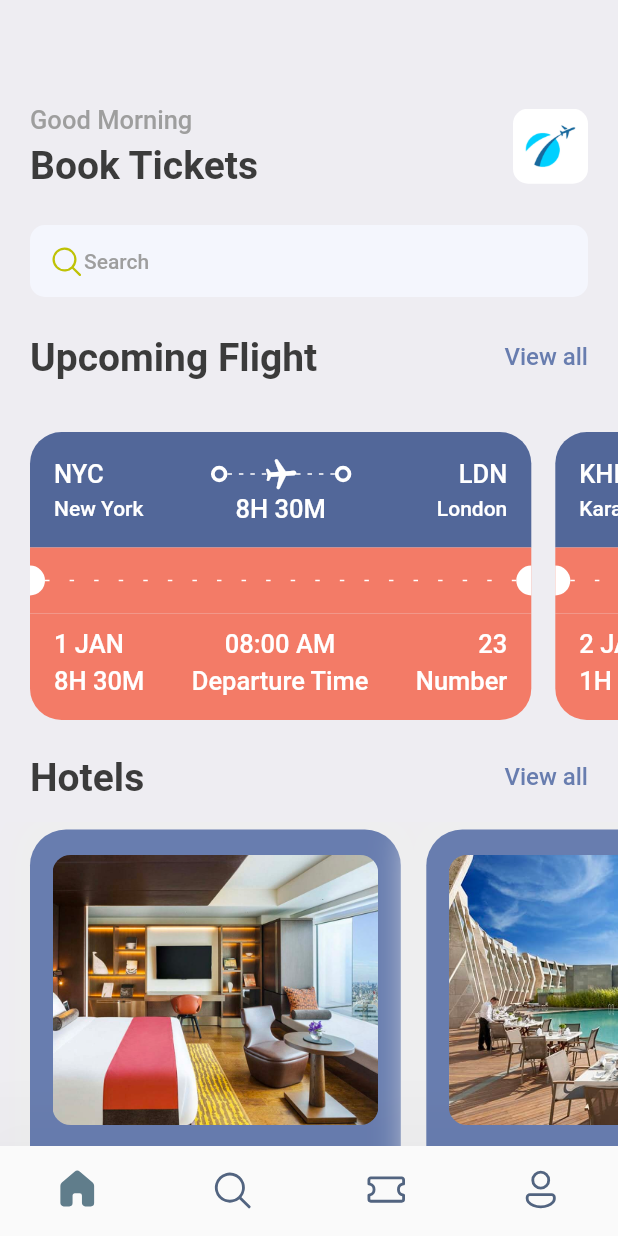
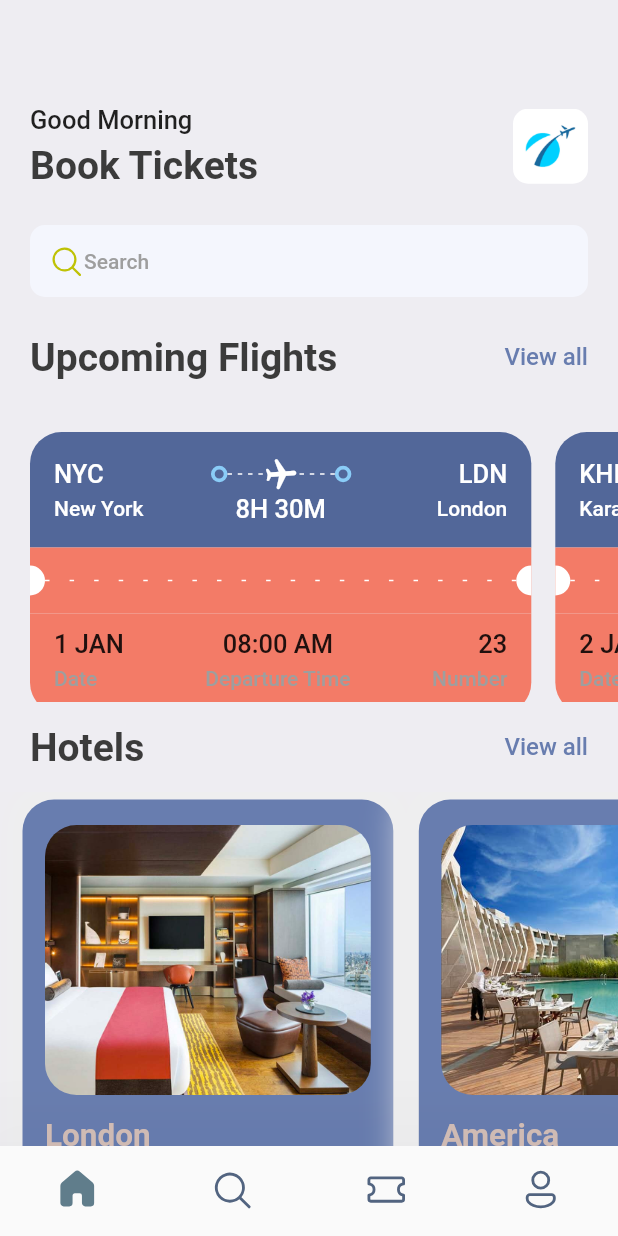
Before and after one commit to Hahsamkhan900/FlightBookingApp, a Flutter app: the screen it shows after launch, on a phone screen of 412 x 824 dp. Run offline on Flutter 3.47's test engine with Material 2 defaults, Android fonts, the phone set to English and light mode, and no system bars; our stand-ins replace fluentui_icons, gap, get.

Commit message:
Ticket View Complete with Dynamic Data and with Get using with Screen Size

```diff
--- a/lib/Screens/bottom_bar.dart
+++ b/lib/Screens/bottom_bar.dart
@@ -1,4 +1,6 @@
 import 'package:flightbookingapp/Screens/home_screen.dart';
+import 'package:flightbookingapp/Screens/search_screen.dart';
+import 'package:flightbookingapp/Screens/ticket_screen.dart';
 import 'package:fluentui_icons/fluentui_icons.dart';
 import 'package:flutter/material.dart';
 import 'package:flutter/cupertino.dart';
@@ -20,8 +22,8 @@ class _BottomBarState extends State<BottomBar> {
   //Initialize the List which we have to Call on the Bottom Bar Tap
   static final List<Widget>_widgetOptions = <Widget>[
     const HomePage(),
-    const Text("Search"),
-    const Text("Ticket"),
+    const SearchScreen(),
+    const TicketScreen(),
     const Text("Profile"),
   ];
 
--- a/lib/Screens/home_screen.dart
+++ b/lib/Screens/home_screen.dart
@@ -1,7 +1,9 @@
 import 'package:flightbookingapp/Screens/hotel_screen.dart';
 import 'package:flightbookingapp/Screens/ticket_view.dart';
 import 'package:flightbookingapp/utils/app_info_list.dart';
+import 'package:flightbookingapp/utils/app_layout.dart';
 import 'package:flightbookingapp/utils/app_styles.dart';
+import 'package:flightbookingapp/utils/double_text_widget.dart';
 import 'package:fluentui_icons/fluentui_icons.dart';
 import 'package:flutter/material.dart';
 import 'package:flutter/cupertino.dart';
@@ -22,10 +24,10 @@ class HomePage extends StatelessWidget {
       body: ListView(
         children: [
           Container(
-            padding: const EdgeInsets.all(20),
+            padding: EdgeInsets.all(AppLayout.getHeigh(20)),
             child: Column(
               children: [
-                const Gap(50),
+                Gap(AppLayout.getHeigh(50)),
                 Row(
                   mainAxisAlignment: MainAxisAlignment.spaceBetween,
                   children: [
@@ -37,7 +39,7 @@ class HomePage extends StatelessWidget {
                           style: Styles.headlineTextStyle3,
 
                         ),
-                        const Gap(5),
+                        Gap(AppLayout.getHeigh(5)),
                         Text(
                             "Book Tickets",
                           style: Styles.headlineTextStyle1,
@@ -46,7 +48,7 @@ class HomePage extends StatelessWidget {
                     ),
                     Container(
                       width: 50,
-                      height: 50,
+                      height: AppLayout.getHeigh(50),
                       decoration: BoxDecoration(
                         borderRadius: BorderRadius.circular(10),
                         image: const DecorationImage(
@@ -57,7 +59,7 @@ class HomePage extends StatelessWidget {
                     )
                   ],
                 ),
-                const Gap(25),
+                Gap(AppLayout.getHeigh(25)),
                 Container(
                   decoration: BoxDecoration(
                     borderRadius: BorderRadius.circular(10),
@@ -74,32 +76,15 @@ class HomePage extends StatelessWidget {
                     ],
                   ),
                 ),
-                const Gap(25),
-                Row(
-                  mainAxisAlignment: MainAxisAlignment.spaceBetween,
-                  children: [
-                    Text(
-                        "Upcoming Flight",
-                      style: Styles.headlineTextStyle1,
-                    ),
-                    InkWell(
-                      onTap: (){
-                        print("You are tapped");
-                      },
-                      child: Text(
-                        "View all",
-                        style: Styles.textStyle.copyWith(color: Styles.primaryColor),
-                      ))
-                  ],
-                ),
-
+                Gap(AppLayout.getHeigh(25)),
+                const AppDoubleTextWidget(bigText: "Upcoming Flights", smallText: "View all"),
 
 
               ],
 
             ),
           ),
-          const Gap(15),
+          Gap(AppLayout.getHeigh(15)),
           SingleChildScrollView(
             scrollDirection: Axis.horizontal,
             padding:const EdgeInsets.only(left: 20),
@@ -107,31 +92,15 @@ class HomePage extends StatelessWidget {
               children: TicketList.map((ticketList) => TicketView(ticketList: ticketList)).toList()
             ),
           ),
-          const Gap(15),
+          Gap(AppLayout.getHeigh(15)),
           Container(
-            padding: EdgeInsets.symmetric(horizontal: 20),
-            child: Row(
-              mainAxisAlignment: MainAxisAlignment.spaceBetween,
-              children: [
-                Text(
-                  "Hotels",
-                  style: Styles.headlineTextStyle1,
-                ),
-                InkWell(
-                    onTap: (){
-                      print("You are tapped");
-                    },
-                    child: Text(
-                      "View all",
-                      style: Styles.textStyle.copyWith(color: Styles.primaryColor),
-                    ))
-              ],
-            ),
+            padding: EdgeInsets.symmetric(horizontal: AppLayout.getWidth(20)),
+            child: const AppDoubleTextWidget(bigText: "Hotels", smallText: "View all"),
           ),
-          const Gap(15),
+          Gap(AppLayout.getHeigh(15)),
           SingleChildScrollView(
             scrollDirection: Axis.horizontal,
-            padding:const EdgeInsets.only(left: 20),
+            padding: EdgeInsets.only(left: AppLayout.getWidth(15)),
             child: Row(
               children: HotelList.map((singleHotel) => HotelScreen(hotel: singleHotel)).toList()
             ),
--- a/lib/Screens/hotel_screen.dart
+++ b/lib/Screens/hotel_screen.dart
@@ -4,6 +4,8 @@ import 'package:flutter/material.dart';
 import 'package:gap/gap.dart';
 
 class HotelScreen extends StatelessWidget {
+
+
 
   final Map<String, dynamic> hotel;
   const HotelScreen({Key? key, required this.hotel}) : super(key: key);
@@ -13,18 +15,19 @@ class HotelScreen extends StatelessWidget {
 
     final size = AppLayout.getSize(context);
     return Container(
+
       width: size.width*0.6,
-      height: 350,
+      height: AppLayout.getHeigh(350),
       padding: const EdgeInsets.symmetric(horizontal: 15, vertical: 17),
-      margin: const EdgeInsets.only(right: 17, top: 5),
+      margin: const EdgeInsets.only(right: 17, top: 5, bottom: 10),
       decoration: BoxDecoration(
         color: Styles.primaryColor,
-        borderRadius: BorderRadius.circular(24),
+        borderRadius: BorderRadius.circular(AppLayout.getHeigh(21)),
         boxShadow: [
           BoxShadow(
             color: Colors.grey.shade200,
-            blurRadius: 20,
-            spreadRadius: 10
+            blurRadius: AppLayout.getHeigh(20),
+            spreadRadius: AppLayout.getHeigh(10)
           )
         ]
       ),
@@ -32,9 +35,9 @@ class HotelScreen extends StatelessWidget {
         crossAxisAlignment: CrossAxisAlignment.start,
         children: [
           Container(
-            height: 180,
+            height: AppLayout.getHeigh(180),
             decoration: BoxDecoration(
-              borderRadius: BorderRadius.circular(12),
+              borderRadius: BorderRadius.circular(AppLayout.getHeigh(21)),
               color: Styles.primaryColor,
               image: DecorationImage(
                 fit: BoxFit.cover,
--- a/lib/Screens/ticket_view.dart
+++ b/lib/Screens/ticket_view.dart
@@ -1,14 +1,19 @@
 import 'package:flightbookingapp/utils/app_layout.dart';
 import 'package:flightbookingapp/utils/app_styles.dart';
+import 'package:flightbookingapp/utils/layout_builder_widget.dart';
+import 'package:flightbookingapp/utils/ticket_column_info.dart';
 import 'package:flightbookingapp/widgets/thick_container.dart';
 import 'package:flutter/material.dart';
 import 'package:gap/gap.dart';
+import 'package:get/get.dart';
 
 class TicketView extends StatelessWidget {
 
   final Map<String, dynamic> ticketList;
 
-  const TicketView({Key? key, required this.ticketList}) : super(key: key);
+  final bool? isColor;
+
+  const TicketView({Key? key, required this.ticketList, this.isColor}) : super(key: key);
 
   @override
   Widget build(BuildContext context) {
@@ -16,7 +21,7 @@ class TicketView extends StatelessWidget {
 
     return SizedBox(
       width: size.width*0.85,
-      height: AppLayout.getHeigh(200),
+      height: AppLayout.getHeigh(GetPlatform.isAndroid==true?180:190),
       child: Container(
         margin: EdgeInsets.only(right: AppLayout.getHeigh(16)),
         child: Column(
@@ -26,7 +31,7 @@ class TicketView extends StatelessWidget {
             * */
             Container(
               decoration: BoxDecoration(
-                color: Styles.flightCardTop,
+                color: isColor == null? Styles.flightCardTop: Styles.whiteColor,
                 borderRadius: BorderRadius.only(
                     topLeft: Radius.circular(AppLayout.getHeigh(21)),
                     topRight: Radius.circular(AppLayout.getHeigh(21))),
@@ -37,54 +42,35 @@ class TicketView extends StatelessWidget {
                   Row(
                     children: [
                       Text(ticketList['from']['code'],
-                          style: Styles.headlineTextStyle3
-                              .copyWith(color: Colors.white)),
+                          style: isColor == null? Styles.headlineTextStyle3
+                              .copyWith(color: Colors.white): Styles.headlineTextStyle3,
+
+                      ),
                       Expanded(child: Container()),
                       // const Spacer(),
-                      const ThickContainer(),
+                      const ThickContainer(isColor:true),
                       Expanded(
                         child: Stack(
                           children: [
                             SizedBox(
                               height: AppLayout.getHeigh(24),
-                              child: LayoutBuilder(
-                                builder: (BuildContext context,
-                                    BoxConstraints constraints) {
-                                  print(
-                                      "The Width is ${constraints.constrainWidth()}");
-                                  return Flex(
-                                      direction: Axis.horizontal,
-                                      mainAxisAlignment:
-                                          MainAxisAlignment.spaceBetween,
-                                      mainAxisSize: MainAxisSize.max,
-                                      children: List.generate(
-                                          (constraints.constrainWidth() / 7)
-                                              .floor(),
-                                          (index) => SizedBox(
-                                              width: AppLayout.getWidth(3),
-                                              height: AppLayout.getHeigh(1),
-                                              child: DecoratedBox(
-                                                decoration: BoxDecoration(
-                                                    color: Styles.whiteColor),
-                                              ))));
-                                },
-                              ),
+                              child:const LayoutBuilderWidget(sections: 6),
                             ),
                             Center(
                                 child: Transform.rotate(
                                     angle: 1.5,
-                                    child: const Icon(
+                                    child: Icon(
                                       Icons.local_airport_rounded,
-                                      color: Colors.white,
+                                      color: isColor==null?Colors.white:Styles.ticketBlue,
                                     ))),
                           ],
                         ),
                       ),
-                      const ThickContainer(),
+                      const ThickContainer(isColor: true),
                       const Spacer(),
                       Text(ticketList['to']['code'],
-                          style: Styles.headlineTextStyle3
-                              .copyWith(color: Colors.white))
+                          style: isColor==null? Styles.headlineTextStyle3
+                              .copyWith(color: Colors.white):Styles.headlineTextStyle3)
                     ],
                   ),
                   Gap(AppLayout.getHeigh(1)),
@@ -95,20 +81,20 @@ class TicketView extends StatelessWidget {
                         width: AppLayout.getWidth(100),
                         child: Text(
                           ticketList['from']['name'],
-                          style: Styles.headlineTextStyle4
-                              .copyWith(color: Styles.whiteColor),
+                          style: isColor==null? Styles.headlineTextStyle4
+                              .copyWith(color: Styles.whiteColor):Styles.headlineTextStyle4,
                         ),
                       ),
                       Text(ticketList['flying_time'],
-                          style: Styles.headlineTextStyle3
-                              .copyWith(color: Colors.white)),
+                          style: isColor==null? Styles.headlineTextStyle3
+                              .copyWith(color: Colors.white):Styles.headlineTextStyle3),
                       SizedBox(
                         width: AppLayout.getWidth(100),
                         child: Text(
                           ticketList['to']['name'],
                           textAlign: TextAlign.end,
-                          style: Styles.headlineTextStyle4
-                              .copyWith(color: Styles.whiteColor),
+                          style: isColor == null?  Styles.headlineTextStyle4
+                              .copyWith(color: Styles.whiteColor): Styles.headlineTextStyle4,
                         ),
                       ),
                     ],
@@ -122,7 +108,7 @@ class TicketView extends StatelessWidget {
             Container(
 
               padding: EdgeInsets.only(top: AppLayout.getHeigh(10), bottom: AppLayout.getHeigh(10)),
-              color: Styles.orangeColor,
+              color: isColor==null? Styles.orangeColor: Styles.whiteColor,
               child: Row(
                 mainAxisAlignment: MainAxisAlignment.spaceBetween,
                 children: [
@@ -131,7 +117,7 @@ class TicketView extends StatelessWidget {
                     width: AppLayout.getWidth(10),
                     child: DecoratedBox(
                       decoration: BoxDecoration(
-                          color: Styles.whiteColor,
+                          color: isColor==null? Styles.whiteColor: Colors.white,
                           borderRadius: BorderRadius.only(
                               topRight: Radius.circular(AppLayout.getHeigh(10)),
                               bottomRight: Radius.circular(AppLayout.getHeigh(10)))),
@@ -160,7 +146,7 @@ class TicketView extends StatelessWidget {
                                           height: AppLayout.getHeigh(1),
                                           child: DecoratedBox(
                                             decoration: BoxDecoration(
-                                                color: Styles.whiteColor),
+                                                color: isColor==null? Styles.whiteColor:  Colors.grey.shade300),
                                           ),
                                       ),
                                   ),
@@ -176,7 +162,7 @@ class TicketView extends StatelessWidget {
                     width: AppLayout.getWidth(10),
                     child: DecoratedBox(
                       decoration: BoxDecoration(
-                          color: Styles.whiteColor,
+                          color: isColor==null? Styles.whiteColor: Styles.whiteColor,
                           borderRadius: BorderRadius.only(
                               topLeft: Radius.circular(AppLayout.getHeigh(10)),
                               bottomLeft: Radius.circular(AppLayout.getHeigh(10)))),
@@ -190,10 +176,10 @@ class TicketView extends StatelessWidget {
             * */
             Container(
               decoration: BoxDecoration(
-                color: Styles.orangeColor,
+                color: isColor==null? Styles.orangeColor: Styles.whiteColor,
                 borderRadius: BorderRadius.only(
-                    bottomLeft: Radius.circular(AppLayout.getHeigh(21)),
-                    bottomRight: Radius.circular(AppLayout.getHeigh(21))),
+                    bottomLeft: Radius.circular(AppLayout.getHeigh(isColor==null?21:0)),
+                    bottomRight: Radius.circular(AppLayout.getHeigh(isColor==null?21:0))),
               ),
               padding: EdgeInsets.fromLTRB(AppLayout.getHeigh(16), AppLayout.getHeigh(10), AppLayout.getHeigh(16), AppLayout.getHeigh(16) ),
               child: Column(
@@ -201,29 +187,24 @@ class TicketView extends StatelessWidget {
                   Row(
                     mainAxisAlignment: MainAxisAlignment.spaceBetween,
                     children: [
-                      Column(
-                        crossAxisAlignment: CrossAxisAlignment.start,
-                        children: [
-                          Text(ticketList['date'], style: Styles.headlineTextStyle3.copyWith(color: Styles.whiteColor)),
-                          Gap(AppLayout.getHeigh(5)),
-                          Text(ticketList['flying_time'], style: Styles.headlineTextStyle3.copyWith(color: Styles.whiteColor),),
-                         ],
+                      TicketColumnInfo(
+                          text1: ticketList['date'],
+                          text2: "Date",
+                          alignment: CrossAxisAlignment.start,
+                        isColor: false,
+
                       ),
-                      Column(
-                        crossAxisAlignment: CrossAxisAlignment.center,
-                          children: [
-                            Text(ticketList['departure_time'], style: Styles.headlineTextStyle3.copyWith(color: Styles.whiteColor),),
-                            Gap(AppLayout.getHeigh(5)),
-                            Text("Departure Time", style: Styles.headlineTextStyle3.copyWith(color: Styles.whiteColor),)
-                          ],
+                      TicketColumnInfo(
+                          text1: ticketList['departure_time'],
+                          text2: "Departure Time",
+                          alignment: CrossAxisAlignment.center,
+                        isColor: false,
                       ),
-                      Column(
-                        crossAxisAlignment: CrossAxisAlignment.end,
-                        children: [
-                          Text(ticketList['seat_number'].toString(), style: Styles.headlineTextStyle3.copyWith(color: Styles.whiteColor),),
-                          Gap(AppLayout.getHeigh(5)),
-                          Text("Number", style: Styles.headlineTextStyle3.copyWith(color: Styles.whiteColor),)
-                        ],
+                      TicketColumnInfo(
+                          text1: ticketList['seat_number'].toString(),
+                          text2: "Number",
+                          alignment: CrossAxisAlignment.end,
+                        isColor: false,
                       ),
                     ],
                   )
--- a/lib/utils/app_styles.dart
+++ b/lib/utils/app_styles.dart
@@ -12,10 +12,11 @@ class Styles {
   static Color flightCardTop = const Color(0xFF526799);
   static Color whiteColor = const Color(0xFFFFFFFF);
   static Color kakiColor = const Color(0xFFd2bdb6);
+  static Color ticketBlue = const Color(0xFF8ACCF7);
   static TextStyle textStyle = TextStyle(fontSize: 16, fontWeight: FontWeight.w500, color: textColor);
   static TextStyle headlineTextStyle1 = TextStyle(fontSize: 26, fontWeight: FontWeight.bold, color: textColor);
   static TextStyle headlineTextStyle2 = TextStyle(fontSize: 21, fontWeight: FontWeight.bold, color: textColor);
-  static TextStyle headlineTextStyle3 = TextStyle(fontSize: 17, fontWeight: FontWeight.w500, color: Colors.grey.shade500);
+  static TextStyle headlineTextStyle3 = TextStyle(fontSize: 17, fontWeight: FontWeight.w500);
   static TextStyle headlineTextStyle4 = TextStyle(fontSize: 14, fontWeight: FontWeight.w500, color: Colors.grey.shade500);
 
 
--- /dev/null
+++ b/lib/utils/double_text_widget.dart
@@ -0,0 +1,32 @@
+import 'package:flutter/material.dart';
+import 'app_styles.dart';
+
+
+
+class AppDoubleTextWidget extends StatelessWidget {
+
+  final String bigText;
+  final String smallText;
+  const AppDoubleTextWidget({Key? key, required this.bigText, required this.smallText}) : super(key: key);
+
+  @override
+  Widget build(BuildContext context) {
+    return Row(
+      mainAxisAlignment: MainAxisAlignment.spaceBetween,
+      children: [
+        Text(
+          bigText,
+          style: Styles.headlineTextStyle1,
+        ),
+        InkWell(
+            onTap: (){
+              print("You are tapped");
+            },
+            child: Text(
+              smallText,
+              style: Styles.textStyle.copyWith(color: Styles.primaryColor),
+            ))
+      ],
+    );
+  }
+}
--- /dev/null
+++ b/lib/utils/layout_builder_widget.dart
@@ -0,0 +1,36 @@
+import 'package:flightbookingapp/utils/app_layout.dart';
+import 'package:flutter/material.dart';
+import 'app_styles.dart';
+
+class LayoutBuilderWidget extends StatelessWidget {
+
+  final bool? isColor;
+  final int sections;
+  const LayoutBuilderWidget({Key? key, required this.sections, this.isColor}) : super(key: key);
+
+  @override
+  Widget build(BuildContext context) {
+    return LayoutBuilder(
+      builder: (BuildContext context,
+          BoxConstraints constraints) {
+        print(
+            "The Width is ${constraints.constrainWidth()}");
+        return Flex(
+            direction: Axis.horizontal,
+            mainAxisAlignment:
+            MainAxisAlignment.spaceBetween,
+            mainAxisSize: MainAxisSize.max,
+            children: List.generate(
+                (constraints.constrainWidth() / sections)
+                    .floor(),
+                    (index) => SizedBox(
+                    width: AppLayout.getWidth(3),
+                    height: AppLayout.getHeigh(1),
+                    child: DecoratedBox(
+                      decoration: BoxDecoration(
+                          color: isColor==null? Styles.whiteColor: Colors.grey.shade300),
+                    ))));
+      },
+    );
+  }
+}
--- /dev/null
+++ b/lib/utils/ticket_column_info.dart
@@ -0,0 +1,29 @@
+import 'package:flightbookingapp/utils/app_layout.dart';
+import 'package:flightbookingapp/utils/app_styles.dart';
+import 'package:flutter/material.dart';
+import 'package:gap/gap.dart';
+
+
+class TicketColumnInfo extends StatelessWidget {
+
+  final String text1;
+  final String text2;
+  final CrossAxisAlignment alignment;
+  final bool? isColor;
+
+  const TicketColumnInfo({Key? key, required this.text1, required this.text2, required this.alignment, this.isColor}) : super(key: key);
+
+  @override
+  Widget build(BuildContext context) {
+    return Column(
+      crossAxisAlignment: alignment,
+      // style: isColor==null?Styles.headlineTextStyle3.copyWith(color: Styles.whiteColor):Styles.headlineTextStyle3
+      children: [
+        Text(text1, style: isColor==null?Styles.headlineTextStyle3.copyWith(color: Styles.whiteColor):Styles.headlineTextStyle3),
+        Gap(AppLayout.getHeigh(5)),
+        Text(text2, style: isColor==null?Styles.headlineTextStyle4.copyWith(color: Styles.whiteColor):Styles.headlineTextStyle4),
+
+      ],
+    );
+  }
+}
--- a/lib/widgets/thick_container.dart
+++ b/lib/widgets/thick_container.dart
@@ -1,8 +1,11 @@
   import 'package:flutter/material.dart';
+
+import '../utils/app_styles.dart';
 
 
 class ThickContainer extends StatelessWidget {
-  const ThickContainer({Key? key}) : super(key: key);
+  final bool? isColor;
+  const ThickContainer({Key? key, this.isColor}) : super(key: key);
 
   @override
   Widget build(BuildContext context) {
@@ -10,7 +13,7 @@ class ThickContainer extends StatelessWidget {
       padding: const EdgeInsets.all(3.0),
       decoration: BoxDecoration(
         borderRadius: BorderRadius.circular(20),
-        border: Border.all(width: 2.5,color: Colors.white),
+        border: Border.all(width: 2.5,color: isColor==null?Colors.white: Styles.ticketBlue ),
 
       ),
     );
```
Also changed, not shown: lib/Screens/search_screen.dart (added, +186 -0 lines), lib/Screens/ticket_screen.dart (added, +77 -0 lines), lib/utils/icon_text_widget.dart (added, +33 -0 lines), lib/utils/ticket_tabs.dart (added, +62 -0 lines).
